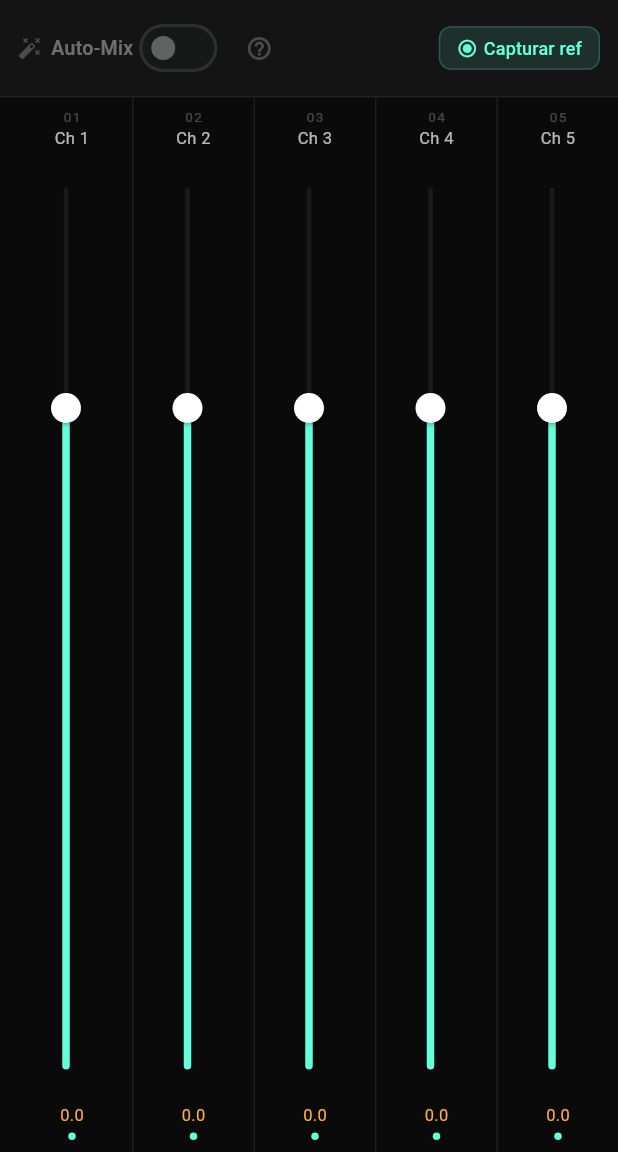
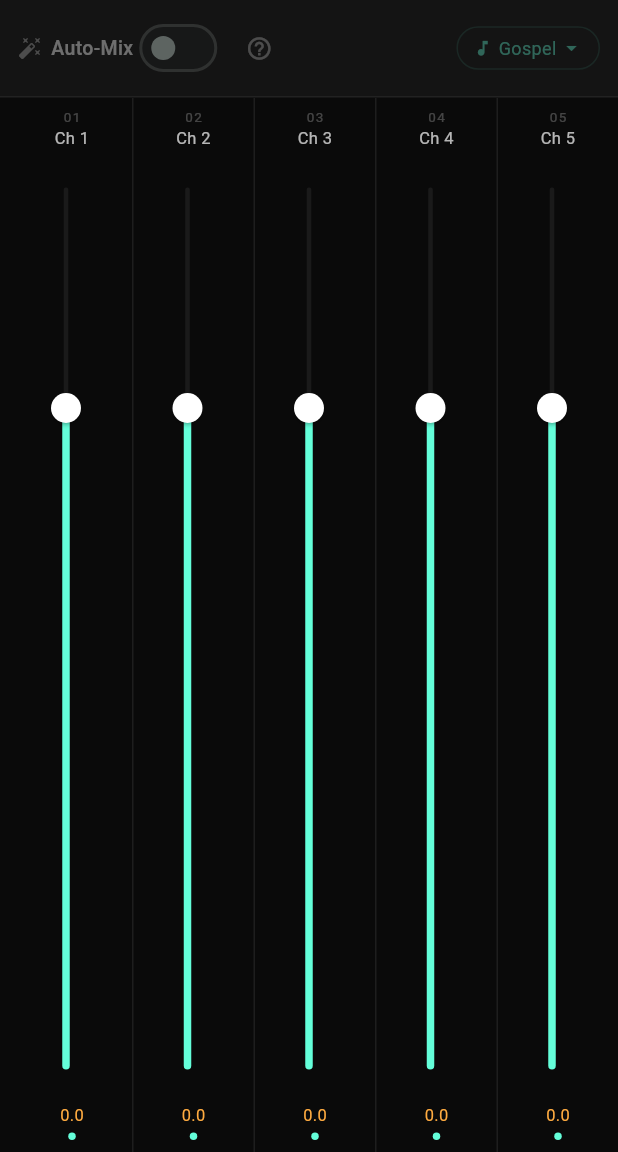
Before and after one commit to diegonogueira/mxstage, a Flutter app: the MixerScreen screen opened directly with empty values, on a phone screen of 412 x 824 dp, the part 84-1236 px from its top. Run offline on Flutter 3.47's test engine with Material 3 defaults, Android fonts, the phone set to English and light mode, and no system bars.

Commit message:
refactor: remove captura manual, adiciona placeholder de gênero
Botão "Capturar ref" e estado de referência removidos da UI — o fluxo
de Auto-Mix será baseado em presets por gênero (M3), não em captura
manual. AutoMixBar agora mostra seletor de gênero desabilitado (Gospel)
no lugar do botão. Código de captureReference/clearReference e Reference
removidos do MixerClient.

Co-Authored-By: Claude Sonnet 4.6 <noreply@anthropic.com>

```diff
--- a/lib/mixer/mixer_client.dart
+++ b/lib/mixer/mixer_client.dart
@@ -4,7 +4,6 @@ import 'package:flutter/foundation.dart';
 
 import '../osc/osc_codec.dart';
 import '../osc/x32_protocol.dart';
-import '../state/reference.dart';
 import 'meter_stream.dart';
 
 class DiscoveredMixer {
@@ -49,7 +48,6 @@ class MixerClient extends ChangeNotifier {
   bool _hasPendingMeterUpdate = false;
 
   final _meters = MeterStream();
-  Reference? _reference;
 
   final List<DiscoveredMixer> discovered = [];
   final List<ChannelInfo> channels = List.generate(
@@ -63,7 +61,6 @@ class MixerClient extends ChangeNotifier {
   bool get isConnected => _connected;
   bool get isDiscovering => _discovering;
   int get busIndex => _busIndex;
-  Reference? get reference => _reference;
 
   /// Fast-smoothed dB for display (~300ms EMA). 0-based channel index.
   double meterDisplayDb(int channelIndex) => _meters.displayDb(channelIndex);
@@ -176,23 +173,6 @@ class MixerClient extends ChangeNotifier {
     notifyListeners();
   }
 
-  // ── Reference capture ──────────────────────────────────────────────────────
-
-  /// Captures the current slow-smoothed levels as a reference balance.
-  /// Returns false if no active channels were found (nothing to capture).
-  bool captureReference({double gateDb = -45}) {
-    final ref = Reference.capture(_meters.engineSnapshot, gateDb: gateDb);
-    if (ref == null) return false;
-    _reference = ref;
-    notifyListeners();
-    return true;
-  }
-
-  void clearReference() {
-    _reference = null;
-    notifyListeners();
-  }
-
   // ── Private ────────────────────────────────────────────────────────────────
 
   void _subscribeMeter() {
--- a/lib/ui/screens/mixer_screen.dart
+++ b/lib/ui/screens/mixer_screen.dart
@@ -2,7 +2,6 @@ import 'package:flutter/material.dart';
 
 import '../../mixer/mixer_client.dart';
 import '../../osc/osc_codec.dart';
-import '../../state/reference.dart';
 
 class MixerScreen extends StatefulWidget {
   final MixerClient client;
@@ -49,18 +48,6 @@ class _MixerScreenState extends State<MixerScreen> {
     setState(() => _muted = !_muted);
   }
 
-  void _captureReference() {
-    final ok = _client.captureReference();
-    if (!ok && mounted) {
-      ScaffoldMessenger.of(context).showSnackBar(
-        const SnackBar(
-          content: Text('Nenhum canal ativo detectado. Toque na mesa e tente novamente.'),
-          duration: Duration(seconds: 3),
-        ),
-      );
-    }
-  }
-
   @override
   Widget build(BuildContext context) {
     final isLandscape = MediaQuery.orientationOf(context) == Orientation.landscape;
@@ -70,10 +57,7 @@ class _MixerScreenState extends State<MixerScreen> {
       appBar: _buildAppBar(),
       body: Column(
         children: [
-          _AutoMixBar(
-            reference: _client.reference,
-            onCapture: _captureReference,
-          ),
+          const _AutoMixBar(),
           Expanded(
             child: _FaderBoard(
               channels: _client.channels,
@@ -129,15 +113,10 @@ class _MixerScreenState extends State<MixerScreen> {
 // ── Auto-Mix bar ─────────────────────────────────────────────────────────────
 
 class _AutoMixBar extends StatelessWidget {
-  final Reference? reference;
-  final VoidCallback onCapture;
-
-  const _AutoMixBar({required this.reference, required this.onCapture});
+  const _AutoMixBar();
 
   @override
   Widget build(BuildContext context) {
-    final hasRef = reference != null;
-
     return Container(
       decoration: const BoxDecoration(
         color: Color(0xFF141414),
@@ -146,7 +125,6 @@ class _AutoMixBar extends StatelessWidget {
       padding: const EdgeInsets.symmetric(horizontal: 12, vertical: 8),
       child: Row(
         children: [
-          // Auto-Mix toggle (enabled in M3)
           const Icon(Icons.auto_fix_high, size: 16, color: Colors.white24),
           const SizedBox(width: 6),
           const Text(
@@ -155,11 +133,9 @@ class _AutoMixBar extends StatelessWidget {
           ),
           Switch(
             value: false,
-            onChanged: null, // M3
+            onChanged: null, // habilitado no M3
             activeThumbColor: Colors.tealAccent,
           ),
-
-          // Checklist de pré-requisitos
           IconButton(
             icon: const Icon(Icons.help_outline, size: 18, color: Colors.white24),
             tooltip: 'Pré-requisitos',
@@ -167,51 +143,9 @@ class _AutoMixBar extends StatelessWidget {
             constraints: const BoxConstraints(),
             onPressed: () => _showChecklist(context),
           ),
-
           const Spacer(),
-
-          // Reference state + capture button
-          if (hasRef)
-            Padding(
-              padding: const EdgeInsets.only(right: 8),
-              child: Column(
-                crossAxisAlignment: CrossAxisAlignment.end,
-                mainAxisSize: MainAxisSize.min,
-                children: [
-                  Text(
-                    'ref capturada às ${reference!.capturedAtLabel}',
-                    style: const TextStyle(fontSize: 10, color: Colors.tealAccent),
-                  ),
-                  Text(
-                    '${reference!.activeCount} canais ativos',
-                    style: const TextStyle(fontSize: 9, color: Colors.white24),
-                  ),
-                ],
-              ),
-            ),
-
-          FilledButton.tonal(
-            style: FilledButton.styleFrom(
-              backgroundColor: hasRef ? const Color(0xFF1A2A2A) : Colors.tealAccent.withAlpha(30),
-              foregroundColor: Colors.tealAccent,
-              padding: const EdgeInsets.symmetric(horizontal: 12, vertical: 6),
-              minimumSize: Size.zero,
-              tapTargetSize: MaterialTapTargetSize.shrinkWrap,
-              shape: RoundedRectangleBorder(
-                borderRadius: BorderRadius.circular(8),
-                side: BorderSide(color: Colors.tealAccent.withAlpha(hasRef ? 80 : 50)),
-              ),
-            ),
-            onPressed: onCapture,
-            child: Row(
-              mainAxisSize: MainAxisSize.min,
-              children: [
-                const Icon(Icons.radio_button_checked, size: 14),
-                const SizedBox(width: 4),
-                Text(hasRef ? 'Recapturar' : 'Capturar ref', style: const TextStyle(fontSize: 12)),
-              ],
-            ),
-          ),
+          // Seletor de gênero — habilitado no M3
+          _GenreChip(label: 'Gospel', enabled: false),
         ],
       ),
     );
@@ -225,6 +159,42 @@ class _AutoMixBar extends StatelessWidget {
         borderRadius: BorderRadius.vertical(top: Radius.circular(16)),
       ),
       builder: (_) => const _PrereqSheet(),
+    );
+  }
+}
+
+// ── Genre chip placeholder ────────────────────────────────────────────────────
+
+class _GenreChip extends StatelessWidget {
+  final String label;
+  final bool enabled;
+
+  const _GenreChip({required this.label, required this.enabled});
+
+  @override
+  Widget build(BuildContext context) {
+    return Opacity(
+      opacity: enabled ? 1.0 : 0.35,
+      child: Container(
+        padding: const EdgeInsets.symmetric(horizontal: 10, vertical: 5),
+        decoration: BoxDecoration(
+          border: Border.all(color: Colors.tealAccent.withAlpha(60)),
+          borderRadius: BorderRadius.circular(20),
+        ),
+        child: Row(
+          mainAxisSize: MainAxisSize.min,
+          children: [
+            const Icon(Icons.music_note, size: 13, color: Colors.tealAccent),
+            const SizedBox(width: 4),
+            Text(
+              label,
+              style: const TextStyle(fontSize: 12, color: Colors.tealAccent),
+            ),
+            const SizedBox(width: 2),
+            const Icon(Icons.arrow_drop_down, size: 16, color: Colors.tealAccent),
+          ],
+        ),
+      ),
     );
   }
 }
```
